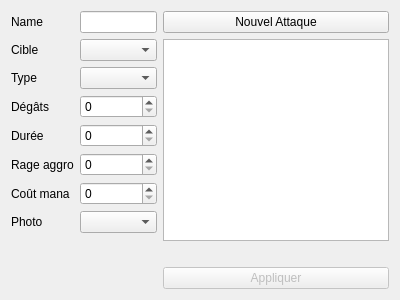
Above: app/view/forms/editattakview.ui from r0nd0ud0u/qt-rpg before the change. Below: the same form after it.
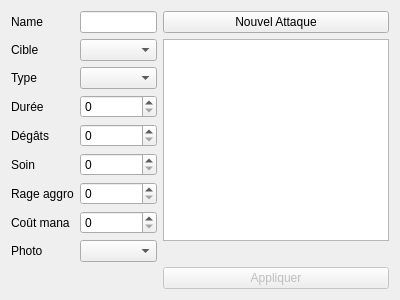
That is the form after the change. Icons and pictures are not drawn. Custom widgets are drawn as their Qt base class.

Commit message: add heal field + bug fixes in edit character class

```diff
--- a/app/view/forms/editattakview.ui
+++ b/app/view/forms/editattakview.ui
@@ -43,40 +43,71 @@
         </widget>
        </item>
        <item row="2" column="1">
-        <widget class="QComboBox" name="reach_comboBox"/>
+        <widget class="QComboBox" name="reach_comboBox">
+         <property name="currentIndex">
+          <number>-1</number>
+         </property>
+        </widget>
+       </item>
+       <item row="1" column="1">
+        <widget class="QComboBox" name="target_comboBox"/>
        </item>
        <item row="4" column="0">
+        <widget class="QLabel" name="damage_label">
+         <property name="text">
+          <string>Dégâts</string>
+         </property>
+        </widget>
+       </item>
+       <item row="4" column="1">
+        <widget class="QSpinBox" name="damage_spinBox">
+         <property name="maximum">
+          <number>10000</number>
+         </property>
+        </widget>
+       </item>
+       <item row="3" column="0">
         <widget class="QLabel" name="duration_label">
          <property name="text">
           <string>Durée</string>
          </property>
         </widget>
        </item>
-       <item row="4" column="1">
+       <item row="3" column="1">
         <widget class="QSpinBox" name="duration_spinBox"/>
        </item>
        <item row="5" column="0">
-        <widget class="QLabel" name="rage_aggro_label">
+        <widget class="QLabel" name="heal_label">
          <property name="text">
-          <string>Rage aggro</string>
+          <string>Soin</string>
          </property>
         </widget>
        </item>
        <item row="5" column="1">
-        <widget class="QSpinBox" name="rage_aggro_spinBox">
+        <widget class="QSpinBox" name="heal_spinBox">
+         <property name="enabled">
+          <bool>true</bool>
+         </property>
          <property name="maximum">
-          <number>1000</number>
+          <number>10000</number>
          </property>
         </widget>
        </item>
        <item row="6" column="0">
-        <widget class="QLabel" name="mana_cost_label">
+        <widget class="QLabel" name="rage_aggro_label">
          <property name="text">
-          <string>Coût mana</string>
+          <string>Rage aggro</string>
          </property>
         </widget>
        </item>
        <item row="6" column="1">
+        <widget class="QSpinBox" name="rage_aggro_spinBox">
+         <property name="maximum">
+          <number>1000</number>
+         </property>
+        </widget>
+       </item>
+       <item row="7" column="1">
         <widget class="QSpinBox" name="mana_cost_spinBox">
          <property name="maximum">
           <number>1000</number>
@@ -84,32 +115,22 @@
         </widget>
        </item>
        <item row="7" column="0">
+        <widget class="QLabel" name="mana_cost_label">
+         <property name="text">
+          <string>Coût mana</string>
+         </property>
+        </widget>
+       </item>
+       <item row="8" column="1">
+        <widget class="QComboBox" name="photo_comboBox"/>
+       </item>
+       <item row="8" column="0">
         <widget class="QLabel" name="photo_label">
          <property name="text">
           <string>Photo</string>
          </property>
         </widget>
        </item>
-       <item row="7" column="1">
-        <widget class="QComboBox" name="photo_comboBox"/>
-       </item>
-       <item row="1" column="1">
-        <widget class="QComboBox" name="target_comboBox"/>
-       </item>
-       <item row="3" column="0">
-        <widget class="QLabel" name="damage_label">
-         <property name="text">
-          <string>Dégâts</string>
-         </property>
-        </widget>
-       </item>
-       <item row="3" column="1">
-        <widget class="QSpinBox" name="damage_spinBox">
-         <property name="maximum">
-          <number>10000</number>
-         </property>
-        </widget>
-       </item>
       </layout>
      </item>
      <item>
```
The commit also changes 9 other files.
